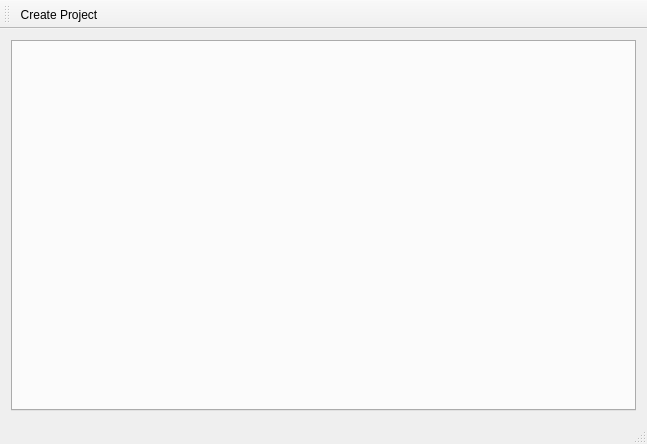
The window that smp-gui/mainwindow.ui (create-misch/dtv) describes before a commit, drawn with Qt 5.
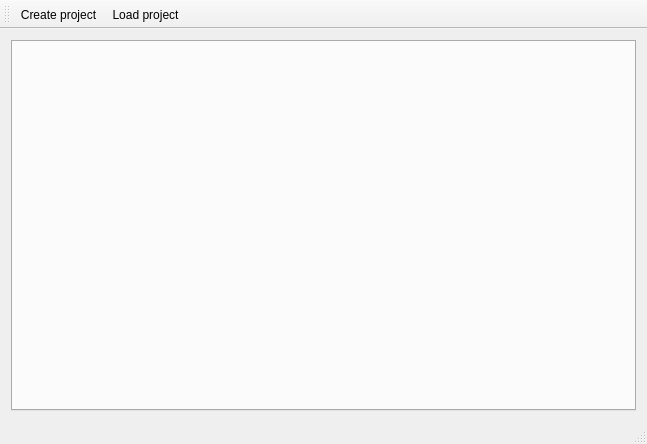
The same window after the commit.

Commit message: project: update project from develop

Patch:
```diff
--- a/smp-gui/mainwindow.ui
+++ b/smp-gui/mainwindow.ui
@@ -55,10 +55,16 @@
     <bool>false</bool>
    </attribute>
    <addaction name="actionCreate_Project"/>
+   <addaction name="actionLoad_Project"/>
   </widget>
   <action name="actionCreate_Project">
    <property name="text">
-    <string>Create Project</string>
+    <string>Create project</string>
+   </property>
+  </action>
+  <action name="actionLoad_Project">
+   <property name="text">
+    <string>Load project</string>
    </property>
   </action>
  </widget>
```
Left out of the diff: 2 changed lines with no effect on the pictures. The commit also changes 46 other files.
